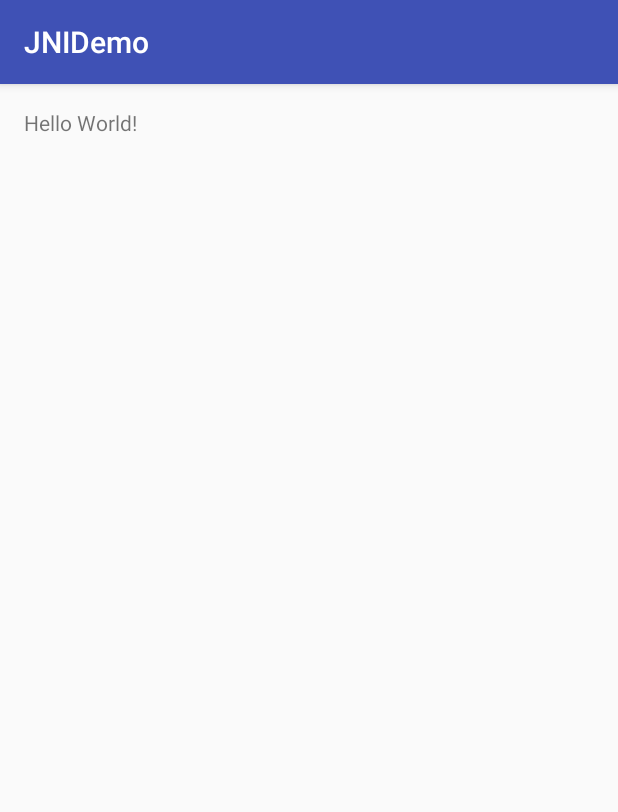
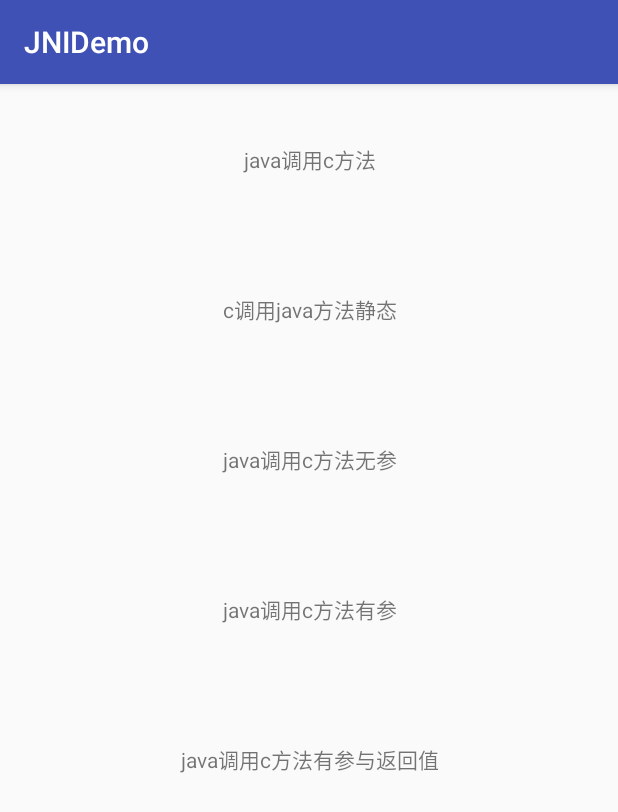
Before and after one commit to penghaoyou5/CoreAnalyze, an Android app: the screen it shows after launch (MainActivity), on a phone screen of 412 x 824 dp. Shown: the top 812 px of the screen. Run offline under Robolectric (Android 15) with nearby library versions, the phone set to English and light mode, and no system bars; libraries missing offline, so code that uses them is left out: android.test.

```diff
--- a/jnidemo/build.gradle
+++ b/jnidemo/build.gradle
@@ -5,7 +5,7 @@ android {
     buildToolsVersion "23.0.3"
 
     defaultConfig {
-        applicationId "com.example.demo.webview.jnidemo"
+        applicationId "com.example.demo.jnidemo"
         minSdkVersion 15
         targetSdkVersion 23
         versionCode 1
--- a/jnidemo/src/main/java/com/example/demo/jnidemo/Foo.java
+++ b/jnidemo/src/main/java/com/example/demo/jnidemo/Foo.java
@@ -1,4 +1,6 @@
 package com.example.demo.jnidemo;
+
+import android.widget.Toast;
 
 /**
  * Created by bjhl on 16/8/20.
@@ -12,4 +14,5 @@ public class Foo {
     native void foo1();
     native void foo2(int a,String b);
     native String get_String();
+
 }
--- a/jnidemo/src/main/java/com/example/demo/jnidemo/MainActivity.java
+++ b/jnidemo/src/main/java/com/example/demo/jnidemo/MainActivity.java
@@ -1,22 +1,63 @@
 package com.example.demo.jnidemo;
 
+import android.support.annotation.IdRes;
 import android.support.v7.app.AppCompatActivity;
 import android.os.Bundle;
 import android.test.TouchUtils;
+import android.view.View;
 import android.widget.Toast;
 
-public class MainActivity extends AppCompatActivity {
 
+public class MainActivity extends AppCompatActivity implements View.OnClickListener {
+
+    public static MainActivity activity;
+
+    @IdRes
+    private int[] resIds = {R.id.javaDiaoc,R.id.cDiaojava1,R.id.cDiaojava2,R.id.cDiaojava3,R.id.cDiaojavajingtai};//点击事件
     @Override
     protected void onCreate(Bundle savedInstanceState) {
         super.onCreate(savedInstanceState);
         setContentView(R.layout.activity_main);
+        activity = this;
+        init();
     }
 
+    private void init(){
+        initView();
+        initClick();
+    }
+
+    private void initView(){
+    }
+
+    private void initClick(){
+        for (int id:resIds) {
+            findViewById(id).setOnClickListener(this);
+        }
+    }
+
+
     @Override
-    protected void onResume() {
-        super.onResume();
-        String string = new Foo().get_String();
-        Toast.makeText(getApplicationContext(),string,Toast.LENGTH_LONG).show();
+    public void onClick(View v) {
+        Foo foo = new Foo();
+        FooCDiaoJava fooCdiaoJava = new FooCDiaoJava();
+        switch (v.getId()){
+            case R.id.javaDiaoc:
+                String string = foo.get_String();
+                FooCDiaoJava.showToast(string);
+                break;
+            case R.id.cDiaojavajingtai:
+                fooCdiaoJava.cDiaojavaJingTai();
+                break;
+            case R.id.cDiaojava1:
+                fooCdiaoJava.javaDiaoC1();
+                break;
+            case R.id.cDiaojava2:
+                fooCdiaoJava.javaDiaoC2();
+                break;
+            case R.id.cDiaojava3:
+                fooCdiaoJava.javaDiaoC3();
+                break;
+        }
     }
 }
--- a/jnidemo/src/main/res/layout/activity_main.xml
+++ b/jnidemo/src/main/res/layout/activity_main.xml
@@ -1,16 +1,34 @@
 <?xml version="1.0" encoding="utf-8"?>
-<RelativeLayout xmlns:android="http://schemas.android.com/apk/res/android"
+<LinearLayout xmlns:android="http://schemas.android.com/apk/res/android"
     xmlns:tools="http://schemas.android.com/tools"
     android:layout_width="match_parent"
     android:layout_height="match_parent"
-    android:paddingBottom="@dimen/activity_vertical_margin"
-    android:paddingLeft="@dimen/activity_horizontal_margin"
-    android:paddingRight="@dimen/activity_horizontal_margin"
-    android:paddingTop="@dimen/activity_vertical_margin"
+    android:orientation="vertical"
     tools:context="com.example.demo.jnidemo.MainActivity">
 
     <TextView
-        android:layout_width="wrap_content"
-        android:layout_height="wrap_content"
-        android:text="Hello World!" />
-</RelativeLayout>
+        android:id="@+id/javaDiaoc"
+        style="@style/ButtonAttr"
+        android:text="java调用c方法" />
+
+    <TextView
+        android:id="@+id/cDiaojavajingtai"
+        style="@style/ButtonAttr"
+        android:text="c调用java方法静态" />
+
+    <TextView
+        android:id="@+id/cDiaojava1"
+        style="@style/ButtonAttr"
+        android:text="java调用c方法无参" />
+
+    <TextView
+        android:id="@+id/cDiaojava2"
+        style="@style/ButtonAttr"
+        android:text="java调用c方法有参" />
+
+    <TextView
+        android:id="@+id/cDiaojava3"
+        style="@style/ButtonAttr"
+        android:text="java调用c方法有参与返回值" />
+
+</LinearLayout>
--- a/jnidemo/src/main/res/values/styles.xml
+++ b/jnidemo/src/main/res/values/styles.xml
@@ -8,4 +8,10 @@
         <item name="colorAccent">@color/colorAccent</item>
     </style>
 
+    <style name="ButtonAttr">
+        <item name="android:layout_height">100dp</item>
+        <item name="android:layout_width">match_parent</item>
+        <item name="android:gravity">center</item>
+    </style>
+
 </resources>
```
Also changed, not shown: jnidemo/src/main/java/com/example/demo/jnidemo/FooCDiaoJava.java (added, +40 -0 lines), 4 other files.
